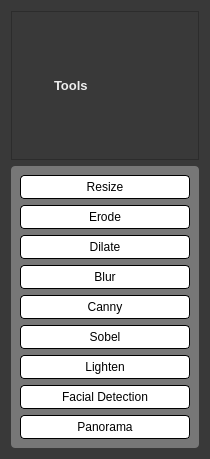
Qt form Widgets/ToolWidget/toolswidget.ui (idrisT11/Image-Editor) before a commit.
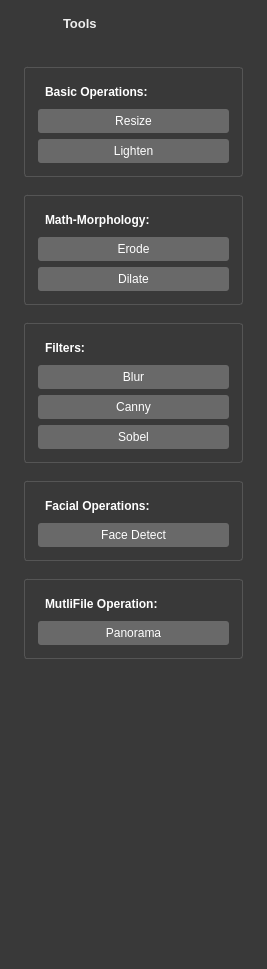
The same form after that commit. Icons and pictures are not drawn.

What changed in the file:
```diff
--- a/Widgets/ToolWidget/toolswidget.ui
+++ b/Widgets/ToolWidget/toolswidget.ui
@@ -6,8 +6,8 @@
    <rect>
     <x>0</x>
     <y>0</y>
-    <width>210</width>
-    <height>459</height>
+    <width>267</width>
+    <height>969</height>
    </rect>
   </property>
   <property name="windowTitle">
@@ -17,9 +17,13 @@
    <string notr="true">background-color: rgb(57,57, 57);
 </string>
   </property>
-  <layout class="QVBoxLayout" name="verticalLayout">
+  <layout class="QVBoxLayout" name="verticalLayout" stretch="0,5">
    <item>
     <widget class="QFrame" name="frame_2">
+     <property name="styleSheet">
+      <string notr="true">border-radius: 2px;
+border: none;</string>
+     </property>
      <property name="frameShape">
       <enum>QFrame::StyledPanel</enum>
      </property>
@@ -35,6 +39,9 @@
       </property>
       <item>
        <widget class="QLabel" name="Icon">
+        <property name="styleSheet">
+         <string notr="true">border: none;</string>
+        </property>
         <property name="text">
          <string/>
         </property>
@@ -52,7 +59,8 @@
          </font>
         </property>
         <property name="styleSheet">
-         <string notr="true">color: #EEE;</string>
+         <string notr="true">color: #EEE;
+border: none;</string>
         </property>
         <property name="text">
          <string>Tools</string>
@@ -65,8 +73,9 @@
    <item>
     <widget class="QFrame" name="frame">
      <property name="styleSheet">
-      <string notr="true">background-color: #777;
-border-radius: 4px;</string>
+      <string notr="true">border-radius: 2px;
+padding: 4px;
+border: none;</string>
      </property>
      <property name="frameShape">
       <enum>QFrame::StyledPanel</enum>
@@ -74,119 +83,354 @@
      <property name="frameShadow">
       <enum>QFrame::Raised</enum>
      </property>
-     <layout class="QGridLayout" name="gridLayout">
-      <item row="6" column="0">
-       <widget class="QPushButton" name="lightenButton">
+     <layout class="QVBoxLayout" name="verticalLayout_3" stretch="0,0,0,0,0,0">
+      <item>
+       <widget class="QFrame" name="frame_3">
         <property name="styleSheet">
-         <string notr="true">border: 1px solid black;
-padding: 4px;
-background-color: white;</string>
-        </property>
-        <property name="text">
-         <string>Lighten</string>
-        </property>
-       </widget>
-      </item>
-      <item row="3" column="0">
-       <widget class="QPushButton" name="blurButton">
-        <property name="styleSheet">
-         <string notr="true">border: 1px solid black;
-padding: 4px;
-background-color: white;
+         <string notr="true">border-radius: 3px;
+border: 1px solid #555;
+margin-top: 12px;
 </string>
         </property>
-        <property name="text">
-         <string>Blur</string>
+        <property name="frameShape">
+         <enum>QFrame::StyledPanel</enum>
         </property>
+        <property name="frameShadow">
+         <enum>QFrame::Raised</enum>
+        </property>
+        <layout class="QVBoxLayout" name="verticalLayout_2">
+         <item>
+          <widget class="QLabel" name="label_2">
+           <property name="styleSheet">
+            <string notr="true">border: none;
+color: white;
+font-weight: bold;
+margin-top: 0px;</string>
+           </property>
+           <property name="text">
+            <string>Basic Operations:</string>
+           </property>
+          </widget>
+         </item>
+         <item>
+          <widget class="QPushButton" name="resizeButton">
+           <property name="styleSheet">
+            <string notr="true">color: #FFF;
+background-color: rgb(105, 105, 105);
+border-radius: 3px;
+border: none;
+padding: 5px 25px;
+margin-top: 0px;
+</string>
+           </property>
+           <property name="text">
+            <string>Resize</string>
+           </property>
+           <property name="icon">
+            <iconset resource="../../res.qrc">
+             <normaloff>:/images/ressources/resize_icon.png</normaloff>:/images/ressources/resize_icon.png</iconset>
+           </property>
+          </widget>
+         </item>
+         <item>
+          <widget class="QPushButton" name="lightenButton">
+           <property name="styleSheet">
+            <string notr="true">color: #FFF;
+background-color: rgb(105, 105, 105);
+border-radius: 3px;
+border: none;
+padding: 5px 25px;
+margin-top: 0px;
+</string>
+           </property>
+           <property name="text">
+            <string>Lighten</string>
+           </property>
+           <property name="icon">
+            <iconset resource="../../res.qrc">
+             <normaloff>:/images/ressources/light_icon.png</normaloff>:/images/ressources/light_icon.png</iconset>
+           </property>
+          </widget>
+         </item>
+        </layout>
        </widget>
       </item>
-      <item row="4" column="0">
-       <widget class="QPushButton" name="pushButton_3">
+      <item>
+       <widget class="QFrame" name="frame_4">
         <property name="styleSheet">
-         <string notr="true">border: 1px solid black;
-padding: 4px;
-background-color: white;
+         <string notr="true">border-radius: 3px;
+border: 1px solid #555;
+margin-top: 12px;
 </string>
         </property>
-        <property name="text">
-         <string>Canny</string>
+        <property name="frameShape">
+         <enum>QFrame::StyledPanel</enum>
         </property>
+        <property name="frameShadow">
+         <enum>QFrame::Raised</enum>
+        </property>
+        <layout class="QVBoxLayout" name="verticalLayout_4">
+         <item>
+          <widget class="QLabel" name="label_3">
+           <property name="styleSheet">
+            <string notr="true">border: none;
+color: white;
+font-weight: bold;
+margin-top: 0px;</string>
+           </property>
+           <property name="text">
+            <string>Math-Morphology:</string>
+           </property>
+          </widget>
+         </item>
+         <item>
+          <widget class="QPushButton" name="erodeButton">
+           <property name="styleSheet">
+            <string notr="true">color: #FFF;
+background-color: rgb(105, 105, 105);
+border-radius: 3px;
+border: none;
+padding: 5px 25px;
+margin-top: 0px;
+</string>
+           </property>
+           <property name="text">
+            <string>Erode</string>
+           </property>
+           <property name="icon">
+            <iconset resource="../../res.qrc">
+             <normaloff>:/images/ressources/erode_icon.png</normaloff>:/images/ressources/erode_icon.png</iconset>
+           </property>
+          </widget>
+         </item>
+         <item>
+          <widget class="QPushButton" name="dilateButton">
+           <property name="styleSheet">
+            <string notr="true">color: #FFF;
+background-color: rgb(105, 105, 105);
+border-radius: 3px;
+border: none;
+padding: 5px 25px;
+margin-top: 0px;
+</string>
+           </property>
+           <property name="text">
+            <string>Dilate</string>
+           </property>
+           <property name="icon">
+            <iconset resource="../../res.qrc">
+             <normaloff>:/images/ressources/dilate_icon.png</normaloff>:/images/ressources/dilate_icon.png</iconset>
+           </property>
+          </widget>
+         </item>
+        </layout>
        </widget>
       </item>
-      <item row="2" column="0">
-       <widget class="QPushButton" name="dilateButton">
+      <item>
+       <widget class="QFrame" name="frame_5">
         <property name="styleSheet">
-         <string notr="true">border: 1px solid black;
-padding: 4px;
-background-color: white;
+         <string notr="true">border-radius: 3px;
+border: 1px solid #555;
+margin-top: 12px;
 </string>
         </property>
-        <property name="text">
-         <string>Dilate</string>
+        <property name="frameShape">
+         <enum>QFrame::StyledPanel</enum>
         </property>
+        <property name="frameShadow">
+         <enum>QFrame::Raised</enum>
+        </property>
+        <layout class="QVBoxLayout" name="verticalLayout_5">
+         <item>
+          <widget class="QLabel" name="label_4">
+           <property name="styleSheet">
+            <string notr="true">border: none;
+color: white;
+font-weight: bold;
+margin-top: 0px;</string>
+           </property>
+           <property name="text">
+            <string>Filters:</string>
+           </property>
+          </widget>
+         </item>
+         <item>
+          <widget class="QPushButton" name="blurButton">
+           <property name="styleSheet">
+            <string notr="true">color: #FFF;
+background-color: rgb(105, 105, 105);
+border-radius: 3px;
+border: none;
+padding: 5px 25px;
+margin-top: 0px;
+</string>
+           </property>
+           <property name="text">
+            <string>Blur</string>
+           </property>
+           <property name="icon">
+            <iconset resource="../../res.qrc">
+             <normaloff>:/images/ressources/blur_icon.png</normaloff>:/images/ressources/blur_icon.png</iconset>
+           </property>
+          </widget>
+         </item>
+         <item>
+          <widget class="QPushButton" name="pushButton_3">
+           <property name="styleSheet">
+            <string notr="true">color: #FFF;
+background-color: rgb(105, 105, 105);
+border-radius: 3px;
+border: none;
+padding: 5px 25px;
+margin-top: 0px;
+</string>
+           </property>
+           <property name="text">
+            <string>Canny</string>
+           </property>
+           <property name="icon">
+            <iconset resource="../../res.qrc">
+             <normaloff>:/images/ressources/canny_icon.png</normaloff>:/images/ressources/canny_icon.png</iconset>
+           </property>
+          </widget>
+         </item>
+         <item>
+          <widget class="QPushButton" name="sobelButton">
+           <property name="styleSheet">
+            <string notr="true">color: #FFF;
+background-color: rgb(105, 105, 105);
+border-radius: 3px;
+border: none;
+padding: 5px 25px;
+margin-top: 0px;
+</string>
+           </property>
+           <property name="text">
+            <string>Sobel</string>
+           </property>
+           <property name="icon">
+            <iconset resource="../../res.qrc">
+             <normaloff>:/images/ressources/sobel_icon.png</normaloff>:/images/ressources/sobel_icon.png</iconset>
+           </property>
+          </widget>
+         </item>
+        </layout>
        </widget>
       </item>
-      <item row="1" column="0">
-       <widget class="QPushButton" name="erodeButton">
+      <item>
+       <widget class="QFrame" name="frame_6">
         <property name="styleSheet">
-         <string notr="true">border: 1px solid black;
-padding: 4px;
-background-color: white;
+         <string notr="true">border-radius: 3px;
+border: 1px solid #555;
+margin-top: 12px;
 </string>
         </property>
-        <property name="text">
-         <string>Erode</string>
+        <property name="frameShape">
+         <enum>QFrame::StyledPanel</enum>
         </property>
+        <property name="frameShadow">
+         <enum>QFrame::Raised</enum>
+        </property>
+        <layout class="QVBoxLayout" name="verticalLayout_6">
+         <item>
+          <widget class="QLabel" name="label_5">
+           <property name="styleSheet">
+            <string notr="true">border: none;
+color: white;
+font-weight: bold;
+margin-top: 0px;</string>
+           </property>
+           <property name="text">
+            <string>Facial Operations:</string>
+           </property>
+          </widget>
+         </item>
+         <item>
+          <widget class="QPushButton" name="facialButton">
+           <property name="styleSheet">
+            <string notr="true">color: #FFF;
+background-color: rgb(105, 105, 105);
+border-radius: 3px;
+border: none;
+padding: 5px 25px;
+margin-top: 0px;
+</string>
+           </property>
+           <property name="text">
+            <string>Face Detect</string>
+           </property>
+           <property name="icon">
+            <iconset resource="../../res.qrc">
+             <normaloff>:/images/ressources/face_icon.png</normaloff>:/images/ressources/face_icon.png</iconset>
+           </property>
+          </widget>
+         </item>
+        </layout>
        </widget>
       </item>
-      <item row="5" column="0">
-       <widget class="QPushButton" name="sobelButton">
+      <item>
+       <widget class="QFrame" name="frame_7">
         <property name="styleSheet">
-         <string notr="true">border: 1px solid black;
-padding: 4px;
-background-color: white;
+         <string notr="true">border-radius: 3px;
+border: 1px solid #555;
+margin-top: 12px;
 </string>
         </property>
-        <property name="text">
-         <string>Sobel</string>
+        <property name="frameShape">
+         <enum>QFrame::StyledPanel</enum>
         </property>
-       </widget>
-      </item>
-      <item row="7" column="0">
-       <widget class="QPushButton" name="facialButton">
-        <property name="styleSheet">
-         <string notr="true">border: 1px solid black;
-padding: 4px;
-background-color: white;</string>
+        <property name="frameShadow">
+         <enum>QFrame::Raised</enum>
         </property>
-        <property name="text">
-         <string>Facial Detection</string>
-        </property>
+        <layout class="QVBoxLayout" name="verticalLayout_7">
+         <item>
+          <widget class="QLabel" name="label_6">
+           <property name="styleSheet">
+            <string notr="true">border: none;
+color: white;
+font-weight: bold;
+margin-top: 0px;</string>
+           </property>
+           <property name="text">
+            <string>MutliFile Operation:</string>
+           </property>
+          </widget>
+         </item>
+         <item>
+          <widget class="QPushButton" name="panoramaButton">
+           <property name="styleSheet">
+            <string notr="true">color: #FFF;
+background-color: rgb(105, 105, 105);
+border-radius: 3px;
+border: none;
+padding: 5px 25px;
+margin-top: 0px;
+</string>
+           </property>
+           <property name="text">
+            <string>Panorama</string>
+           </property>
+           <property name="icon">
+            <iconset resource="../../res.qrc">
+             <normaloff>:/images/ressources/panorama_icon.png</normaloff>:/images/ressources/panorama_icon.png</iconset>
+           </property>
+          </widget>
+         </item>
+        </layout>
        </widget>
       </item>
-      <item row="0" column="0">
-       <widget class="QPushButton" name="resizeButton">
-        <property name="styleSheet">
-         <string notr="true">border: 1px solid black;
-padding: 4px;
-background-color: white;</string>
+      <item>
+       <spacer name="verticalSpacer">
+        <property name="orientation">
+         <enum>Qt::Vertical</enum>
         </property>
-        <property name="text">
-         <string>Resize</string>
+        <property name="sizeHint" stdset="0">
+         <size>
+          <width>20</width>
+          <height>40</height>
+         </size>
         </property>
-       </widget>
-      </item>
-      <item row="8" column="0">
-       <widget class="QPushButton" name="panoramaButton">
-        <property name="styleSheet">
-         <string notr="true">border: 1px solid black;
-padding: 4px;
-background-color: white;</string>
-        </property>
-        <property name="text">
-         <string>Panorama</string>
-        </property>
-       </widget>
+       </spacer>
       </item>
      </layout>
     </widget>
```
Left out of the diff: 1 changed line with no effect on the pictures.
